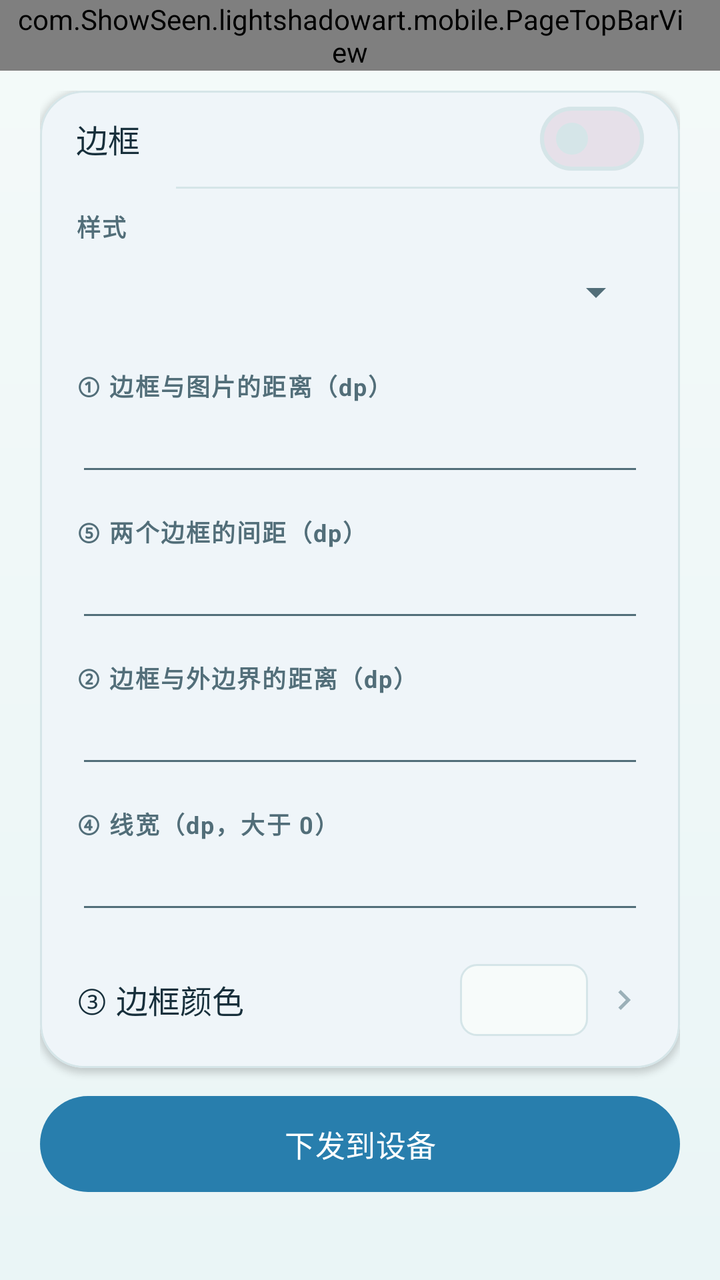
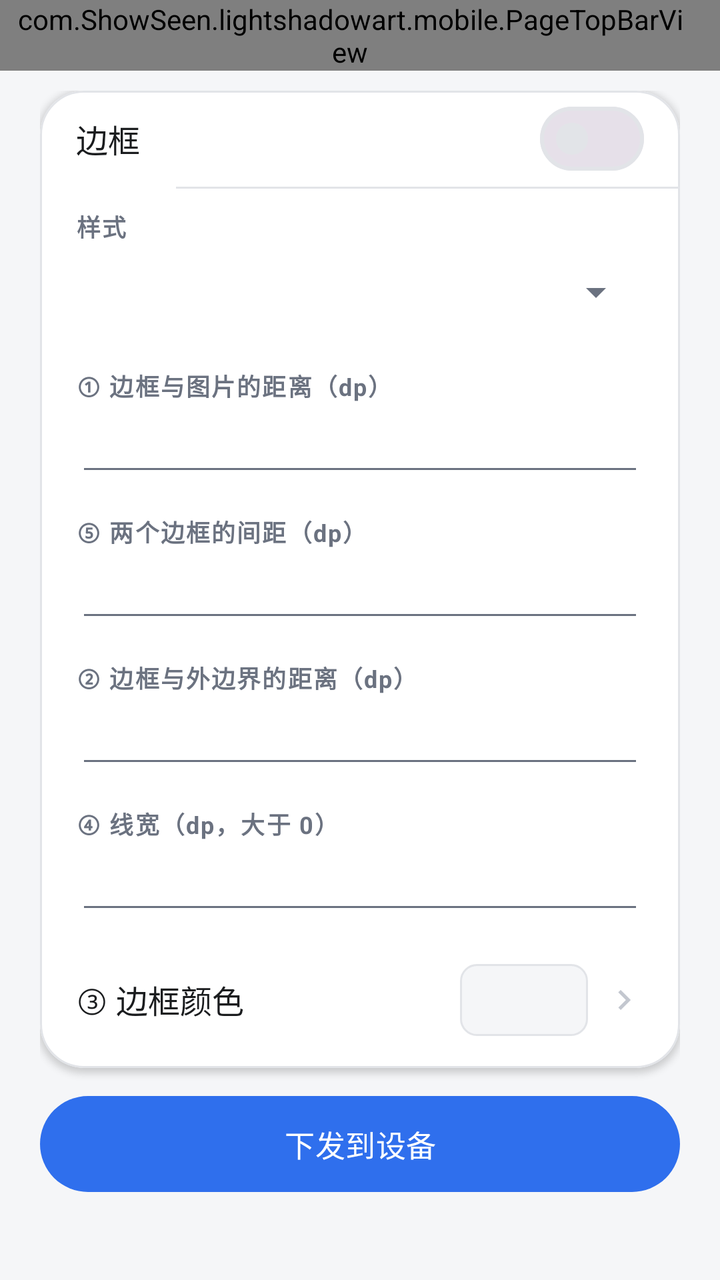

The first picture is an Android layout as it rendered before a commit; the second is the same layout after the commit. The layout source and the unified diff follow.
<!-- AndroidManifest.xml: application theme Theme.LightShadowArtPhone -->
<!-- res/layout/activity_frame_design.xml -->
<?xml version="1.0" encoding="utf-8"?>
<LinearLayout xmlns:android="http://schemas.android.com/apk/res/android"
    xmlns:app="http://schemas.android.com/apk/res-auto"
    android:layout_width="match_parent"
    android:layout_height="match_parent"
    android:background="@drawable/bg_app_gradient"
    android:orientation="vertical">

    <com.ShowSeen.lightshadowart.mobile.PageTopBarView
        android:id="@+id/frame_design_top_bar"
        android:layout_width="match_parent"
        android:layout_height="wrap_content"
        android:paddingStart="8dp"
        android:paddingEnd="@dimen/card_padding" />

    <LinearLayout
        android:layout_width="match_parent"
        android:layout_height="0dp"
        android:layout_weight="1"
        android:orientation="vertical"
        android:paddingStart="@dimen/page_horizontal_padding"
        android:paddingTop="@dimen/item_gap"
        android:paddingEnd="@dimen/page_horizontal_padding"
        android:paddingBottom="@dimen/page_vertical_padding">

        <com.google.android.material.card.MaterialCardView
            style="@style/SurfaceCard"
            android:layout_width="match_parent"
            android:layout_height="wrap_content">

            <LinearLayout
                android:layout_width="match_parent"
                android:layout_height="wrap_content"
                android:orientation="vertical">

                
                <LinearLayout
                    android:layout_width="match_parent"
                    android:layout_height="wrap_content"
                    android:gravity="center_vertical"
                    android:minHeight="@dimen/touch_min_height"
                    android:orientation="horizontal"
                    android:paddingStart="@dimen/card_padding"
                    android:paddingEnd="@dimen/card_padding">

                    <TextView
                        style="@style/Text.RowTitle"
                        android:layout_width="0dp"
                        android:layout_height="wrap_content"
                        android:layout_weight="1"
                        android:text="@string/add_frame_enabled" />

                    <com.google.android.material.materialswitch.MaterialSwitch
                        android:id="@+id/switch_frame_design_enabled"
                        android:layout_width="wrap_content"
                        android:layout_height="wrap_content"
                        android:minHeight="@dimen/touch_min_height" />
                </LinearLayout>

                <View style="@style/Settings.Divider" />

                
                <LinearLayout
                    android:id="@+id/container_frame_design_params"
                    android:layout_width="match_parent"
                    android:layout_height="wrap_content"
                    android:orientation="vertical"
                    android:paddingStart="@dimen/card_padding"
                    android:paddingTop="@dimen/item_gap"
                    android:paddingEnd="@dimen/card_padding"
                    android:paddingBottom="@dimen/item_gap">

                    <TextView
                        style="@style/Text.Label"
                        android:layout_width="match_parent"
                        android:layout_height="wrap_content"
                        android:text="@string/frame_style" />

                    <Spinner
                        android:id="@+id/spinner_frame_design_style"
                        android:layout_width="match_parent"
                        android:layout_height="wrap_content"
                        android:minHeight="@dimen/touch_min_height" />

                    <TextView
                        style="@style/Text.Label"
                        android:layout_width="match_parent"
                        android:layout_height="wrap_content"
                        android:layout_marginTop="@dimen/section_gap"
                        android:text="@string/add_frame_padding" />

                    <EditText
                        android:id="@+id/et_frame_design_padding"
                        android:layout_width="match_parent"
                        android:layout_height="wrap_content"
                        android:inputType="numberDecimal"
                        android:singleLine="true" />

                    <TextView
                        style="@style/Text.Label"
                        android:layout_width="match_parent"
                        android:layout_height="wrap_content"
                        android:layout_marginTop="@dimen/section_gap"
                        android:text="@string/add_frame_border_gap" />

                    <EditText
                        android:id="@+id/et_frame_design_border_gap"
                        android:layout_width="match_parent"
                        android:layout_height="wrap_content"
                        android:inputType="numberDecimal"
                        android:singleLine="true" />

                    <TextView
                        style="@style/Text.Label"
                        android:layout_width="match_parent"
                        android:layout_height="wrap_content"
                        android:layout_marginTop="@dimen/section_gap"
                        android:text="@string/add_frame_inset" />

                    <EditText
                        android:id="@+id/et_frame_design_inset"
                        android:layout_width="match_parent"
                        android:layout_height="wrap_content"
                        android:inputType="numberDecimal"
                        android:singleLine="true" />

                    <TextView
                        style="@style/Text.Label"
                        android:layout_width="match_parent"
                        android:layout_height="wrap_content"
                        android:layout_marginTop="@dimen/section_gap"
                        android:text="@string/add_frame_width" />

                    <EditText
                        android:id="@+id/et_frame_design_width"
                        android:layout_width="match_parent"
                        android:layout_height="wrap_content"
                        android:inputType="numberDecimal"
                        android:singleLine="true" />

                    
                    <LinearLayout
                        android:id="@+id/row_frame_design_color"
                        android:layout_width="match_parent"
                        android:layout_height="wrap_content"
                        android:layout_marginTop="@dimen/section_gap"
                        android:background="?attr/selectableItemBackground"
                        android:clickable="true"
                        android:focusable="true"
                        android:gravity="center_vertical"
                        android:minHeight="@dimen/touch_min_height"
                        android:orientation="horizontal">

                        <TextView
                            style="@style/Text.RowTitle"
                            android:layout_width="0dp"
                            android:layout_height="wrap_content"
                            android:layout_weight="1"
                            android:text="@string/add_frame_color" />

                        <View
                            android:id="@+id/view_frame_design_color_preview"
                            android:layout_width="64dp"
                            android:layout_height="36dp"
                            android:background="@drawable/bg_media_placeholder" />

                        <ImageView
                            android:layout_width="20dp"
                            android:layout_height="20dp"
                            android:layout_marginStart="8dp"
                            android:contentDescription="@null"
                            android:src="@drawable/ic_chevron_right" />
                    </LinearLayout>
                </LinearLayout>
            </LinearLayout>
        </com.google.android.material.card.MaterialCardView>

        <com.google.android.material.button.MaterialButton
            android:id="@+id/btn_frame_design_apply"
            style="@style/PillButton"
            android:layout_width="match_parent"
            android:layout_height="wrap_content"
            android:layout_marginTop="@dimen/section_gap"
            android:text="@string/frame_apply" />
    </LinearLayout>
</LinearLayout>
<!-- resources referenced by this layout -->
<resources>
  <dimen name="card_padding">18dp</dimen>
  <dimen name="item_gap">10dp</dimen>
  <dimen name="page_horizontal_padding">20dp</dimen>
  <dimen name="page_vertical_padding">24dp</dimen>
  <dimen name="section_gap">14dp</dimen>
  <dimen name="touch_min_height">48dp</dimen>
  <!-- drawable bg_app_gradient (drawable) -->
  <?xml version="1.0" encoding="utf-8"?>
  <shape xmlns:android="http://schemas.android.com/apk/res/android"
      android:shape="rectangle">
      <gradient
          android:angle="270"
          android:endColor="@color/app_bg"
          android:startColor="@color/app_bg_top"
          android:type="linear" />
  </shape>
  <string name="add_frame_border_gap">⑤ 两个边框的间距（dp）</string>
  <string name="add_frame_color">③ 边框颜色</string>
  <string name="add_frame_enabled">边框</string>
  <string name="add_frame_inset">② 边框与外边界的距离（dp）</string>
  <string name="add_frame_padding">① 边框与图片的距离（dp）</string>
  <string name="add_frame_width">④ 线宽（dp，大于 0）</string>
  <string name="frame_apply">下发到设备</string>
  <string name="frame_style">样式</string>
  <style name="Text.Label" parent="">
          <item name="android:textColor">@color/text_secondary</item>
          <item name="android:textSize">@dimen/text_label</item>
          <item name="android:textStyle">bold</item>
          <item name="android:letterSpacing">0.06</item>
      </style>
  <style name="Text.RowTitle" parent="">
          <item name="android:textColor">@color/text_primary</item>
          <item name="android:textSize">@dimen/text_row_title</item>
      </style>
  <style name="Theme.LightShadowArtPhone" parent="Theme.Material3.Light.NoActionBar">
          <item name="colorPrimary">@color/primary_blue</item>
          <item name="colorOnPrimary">@color/on_primary</item>
          <item name="colorPrimaryContainer">@color/accent_sky</item>
          <item name="colorOnPrimaryContainer">@color/text_primary</item>
          <item name="colorSecondary">@color/accent_teal</item>
          <item name="colorOnSecondary">@color/on_primary</item>
          <item name="colorSurface">@color/card_bg</item>
          <item name="colorOnSurface">@color/text_primary</item>
          <item name="colorSurfaceVariant">@color/card_tint</item>
          <item name="colorOnSurfaceVariant">@color/text_secondary</item>
          <item name="colorOutline">@color/divider_stroke</item>
          <item name="colorError">@color/status_destructive</item>
          <item name="colorOnError">@color/on_primary</item>
          <item name="colorControlActivated">@color/primary_blue</item>
          <item name="android:colorBackground">@color/app_bg</item>
          <item name="android:textColorPrimary">@color/text_primary</item>
          <item name="android:textColorSecondary">@color/text_secondary</item>
          <item name="android:statusBarColor">@color/app_bg</item>
          <item name="android:windowLightStatusBar">true</item>
          <item name="android:navigationBarColor">@color/app_bg</item>
          <item name="android:windowLightNavigationBar" tools:targetApi="o_mr1">true</item>
      </style>
  <color name="app_bg">#EAF5F6</color>
  <color name="app_bg_top">#F4FAF9</color>
  <color name="card_tint">#F7FBFA</color>
  <dimen name="divider_width">1dp</dimen>
  <color name="divider_stroke">#D5E5E8</color>
  <dimen name="corner_image">8dp</dimen>
  <color name="icon_muted">@color/text_disabled</color>
  <dimen name="text_button">15sp</dimen>
  <dimen name="corner_pill">28dp</dimen>
  <color name="card_bg">#FFFFFF</color>
  <dimen name="corner_large">22dp</dimen>
  <dimen name="card_elevation">2dp</dimen>
  <color name="text_secondary">#526E79</color>
  <dimen name="text_label">12sp</dimen>
  <color name="text_primary">#172F3B</color>
  <dimen name="text_row_title">16sp</dimen>
  <color name="primary_blue">#287EAD</color>
  <color name="on_primary">#FFFFFF</color>
  <color name="accent_sky">#B8E0EA</color>
  <color name="accent_teal">#64B8BD</color>
  <color name="status_destructive">#C85C5C</color>
  <color name="text_disabled">#9BB0B8</color>
  <!-- unchanged entries left out for length: 5 -->
</resources>

<!-- the commit's change to res/layout/activity_frame_design.xml (unified diff, before → after) -->
@@ -3,7 +3,7 @@
     xmlns:app="http://schemas.android.com/apk/res-auto"
     android:layout_width="match_parent"
     android:layout_height="match_parent"
-    android:background="@drawable/bg_app_gradient"
+    android:background="@color/app_bg"
     android:orientation="vertical">
 
     <com.ShowSeen.lightshadowart.mobile.PageTopBarView
<!-- resource entries referenced after the edit -->
@@ -6,16 +6,6 @@
   <dimen name="page_vertical_padding">24dp</dimen>
   <dimen name="section_gap">14dp</dimen>
   <dimen name="touch_min_height">48dp</dimen>
-  <!-- drawable bg_app_gradient (drawable) -->
-  <?xml version="1.0" encoding="utf-8"?>
-  <shape xmlns:android="http://schemas.android.com/apk/res/android"
-      android:shape="rectangle">
-      <gradient
-          android:angle="270"
-          android:endColor="@color/app_bg"
-          android:startColor="@color/app_bg_top"
-          android:type="linear" />
-  </shape>
   <string name="add_frame_border_gap">⑤ 两个边框的间距（dp）</string>
   <string name="add_frame_color">③ 边框颜色</string>
   <string name="add_frame_enabled">边框</string>
@@ -37,9 +27,9 @@
   <style name="Theme.LightShadowArtPhone" parent="Theme.Material3.Light.NoActionBar">
           <item name="colorPrimary">@color/primary_blue</item>
           <item name="colorOnPrimary">@color/on_primary</item>
-          <item name="colorPrimaryContainer">@color/accent_sky</item>
+          <item name="colorPrimaryContainer">@color/primary_soft</item>
           <item name="colorOnPrimaryContainer">@color/text_primary</item>
-          <item name="colorSecondary">@color/accent_teal</item>
+          <item name="colorSecondary">@color/primary_blue</item>
           <item name="colorOnSecondary">@color/on_primary</item>
           <item name="colorSurface">@color/card_bg</item>
           <item name="colorOnSurface">@color/text_primary</item>
@@ -56,12 +46,13 @@
           <item name="android:windowLightStatusBar">true</item>
           <item name="android:navigationBarColor">@color/app_bg</item>
           <item name="android:windowLightNavigationBar" tools:targetApi="o_mr1">true</item>
+          
+          <item name="elevationOverlayEnabled">false</item>
       </style>
-  <color name="app_bg">#EAF5F6</color>
-  <color name="app_bg_top">#F4FAF9</color>
-  <color name="card_tint">#F7FBFA</color>
+  <color name="app_bg">#F5F6F8</color>
+  <color name="card_tint">#F5F6F8</color>
   <dimen name="divider_width">1dp</dimen>
-  <color name="divider_stroke">#D5E5E8</color>
+  <color name="divider_stroke">#E2E4E8</color>
   <dimen name="corner_image">8dp</dimen>
   <color name="icon_muted">@color/text_disabled</color>
   <dimen name="text_button">15sp</dimen>
@@ -69,16 +60,15 @@
   <color name="card_bg">#FFFFFF</color>
   <dimen name="corner_large">22dp</dimen>
   <dimen name="card_elevation">2dp</dimen>
-  <color name="text_secondary">#526E79</color>
+  <color name="text_secondary">#6B7280</color>
   <dimen name="text_label">12sp</dimen>
-  <color name="text_primary">#172F3B</color>
+  <color name="text_primary">#1A1C1E</color>
   <dimen name="text_row_title">16sp</dimen>
-  <color name="primary_blue">#287EAD</color>
+  <color name="primary_blue">#2F6FED</color>
   <color name="on_primary">#FFFFFF</color>
-  <color name="accent_sky">#B8E0EA</color>
-  <color name="accent_teal">#64B8BD</color>
-  <color name="status_destructive">#C85C5C</color>
-  <color name="text_disabled">#9BB0B8</color>
+  <color name="primary_soft">#E9EFFD</color>
+  <color name="status_destructive">#C0392B</color>
+  <color name="text_disabled">#C3C7CF</color>
   <!-- unchanged entries left out for length: 5 -->
 </resources>
 
